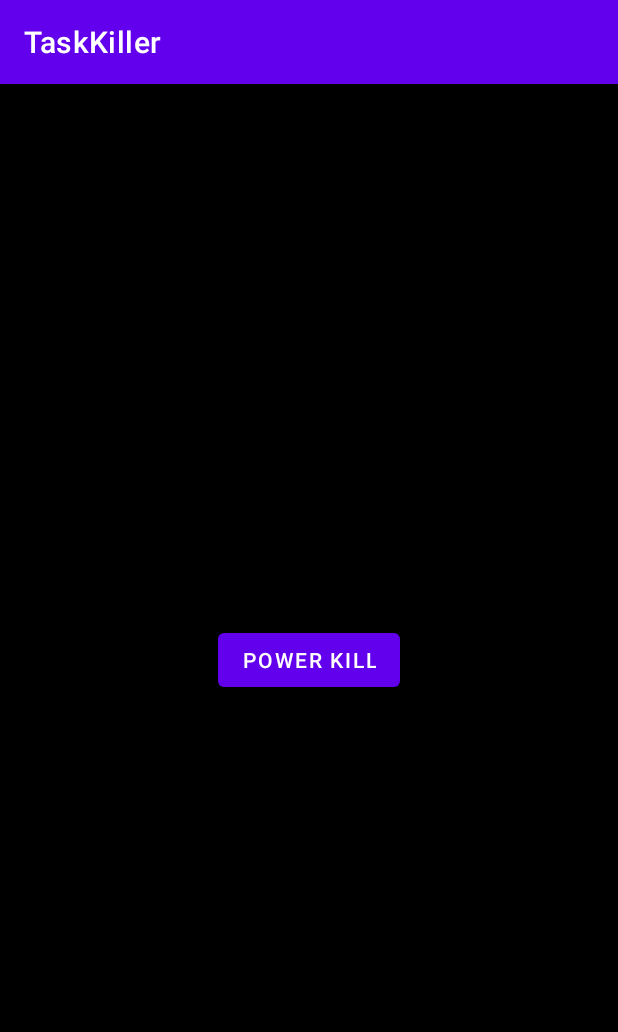
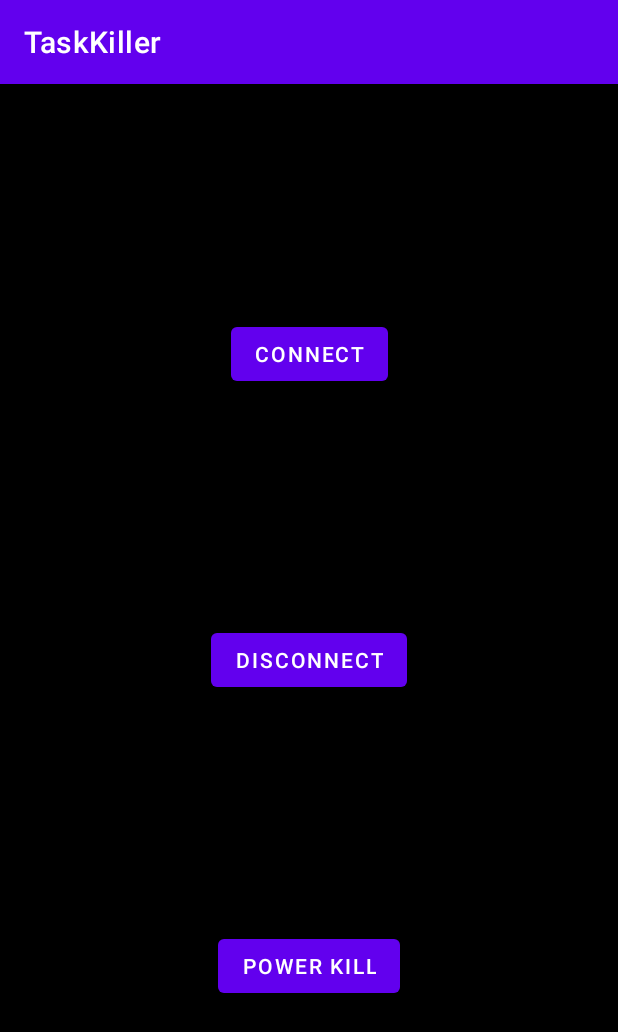
Before and after one commit to KOHTheCodeMaster/TaskKiller, an Android app: the screen it shows after launch (MainActivity), after a tap on "POWER KILL", on a phone screen of 412 x 824 dp. Shown: the top 1032 px of the screen. Run offline under Robolectric (Android 15) with nearby library versions, the phone set to English and light mode, and no system bars.

Commit message:
3rd Commit - Unstable
Signed-off-by: kohthecodemaster <kohthecodemaster@gmail.com>

```diff
--- a/app/build.gradle
+++ b/app/build.gradle
@@ -7,7 +7,7 @@ android {
 
     defaultConfig {
         applicationId "com.github.kohthecodemaster"
-        minSdk 31
+        minSdk 29
         targetSdk 32
         versionCode 1
         versionName "1.0"
--- a/app/src/main/java/com/github/kohthecodemaster/activity/MainActivity.java
+++ b/app/src/main/java/com/github/kohthecodemaster/activity/MainActivity.java
@@ -1,5 +1,6 @@
 package com.github.kohthecodemaster.activity;
 
+import android.content.DialogInterface;
 import android.content.Intent;
 import android.net.Uri;
 import android.os.Bundle;
@@ -11,10 +12,14 @@ import androidx.appcompat.app.AlertDialog;
 import androidx.appcompat.app.AppCompatActivity;
 
 import com.github.kohthecodemaster.R;
+import com.github.kohthecodemaster.misc.TKServiceBinder;
+import com.github.kohthecodemaster.misc.TaskKillerServiceConnection;
+import com.github.kohthecodemaster.pojo.TaskPojo;
+import com.github.kohthecodemaster.service.TaskKillerAccessibilityService;
 import com.github.kohthecodemaster.utils.PackageHelper;
 import com.github.kohthecodemaster.utils.PermissionHelper;
 
-import java.util.Arrays;
+import java.util.ArrayList;
 import java.util.List;
 
 public class MainActivity extends AppCompatActivity {
@@ -22,9 +27,13 @@ public class MainActivity extends AppCompatActivity {
     private static final String TAG = "L0G-MainActivity";
     private PermissionHelper permissionHelper;
     private PackageHelper packageHelper;
-    List<String> packagesToBeKilled;
+    private TaskKillerAccessibilityService taskKillerAccessibilityService;
+    private AlertDialog.Builder alertDialogBuilder;
+    private TaskKillerServiceConnection taskKillerServiceConnection;
+    public static TKServiceBinder tkServiceBinder;
 
-    AlertDialog.Builder builderAlertDialog;
+    List<TaskPojo> tasksToBeKilled;
+    private boolean isServiceActive;
 
     @Override
     protected void onCreate(Bundle savedInstanceState) {
@@ -47,23 +56,26 @@ public class MainActivity extends AppCompatActivity {
     protected void onResume() {
 
         super.onResume();
-        Log.v(TAG, "onResume: Begin.");
 
         //  Popup Permission Accessibility Required Dialog
-        if (!permissionHelper.isAccessibilityPermissionAvailable()) popupAlertDialog();
+        if (PermissionHelper.isAccessibilityPermissionNOTAvailable(getApplicationContext())) popupAlertDialog();
 
-        Log.v(TAG, "onResume: End.");
+
     }
 
     private void major() {
 
-        Log.v(TAG, "major: Begin.");
+//        Log.v(TAG, "major: Begin.");
 
         init();
 
+        //  Populate list of installed applications along with their Logo in UI
+
+        //  Power Kill Btn. will start Killing Apps that are selected by user
+
 //        List<PackageInfo> packageList = packageHelper.listAllPackages();
 
-        Log.v(TAG, "major: End.");
+//        Log.v(TAG, "major: End.");
 
     }
 
@@ -71,13 +83,54 @@ public class MainActivity extends AppCompatActivity {
      * Initialize instance members.
      */
     private void init() {
+
+//        Log.v(TAG, "init: Begin.");
+
         permissionHelper = new PermissionHelper(getApplicationContext());
         packageHelper = new PackageHelper(getApplicationContext());
-        builderAlertDialog = new AlertDialog.Builder(this);
-        packagesToBeKilled = Arrays.asList(
-                "com.google.android.youtube",
-                "com.google.android.apps.youtube.music"
-        );
+        taskKillerServiceConnection = new TaskKillerServiceConnection();
+//        taskKillerAccessibilityService = TaskKillerAccessibilityService.getServiceInstance();
+
+        initializeBuilderAlertDialog();
+        initializeTasksToBeKilledByDefault();
+        initializeTKServiceBinder();
+
+//        Log.v(TAG, "init: End.");
+
+    }
+
+    private void initializeTKServiceBinder() {
+        tkServiceBinder = service -> {
+            Log.d(TAG, "tkServiceBinder: Invoked.");
+//            MainActivity.this.taskKillerAccessibilityService = service;
+            this.taskKillerAccessibilityService = service;
+            this.isServiceActive = service != null;
+        };
+    }
+
+    private void initializeBuilderAlertDialog() {
+
+        //  Initialize Alert Dialog Builder
+        alertDialogBuilder = new AlertDialog.Builder(this);
+
+        alertDialogBuilder
+                .setMessage(R.string.dialog_message)
+                .setTitle(R.string.dialog_title)
+                .setCancelable(false)
+                .setPositiveButton("Allow", this::onAllowBtnDialogClick)
+                .setNegativeButton("Quit", this::onQuitBtnDialogClick);
+    }
+
+    private void initializeTasksToBeKilledByDefault() {
+
+        tasksToBeKilled = new ArrayList<>();
+
+        TaskPojo taskPojo = new TaskPojo("com.google.android.youtube");
+        tasksToBeKilled.add(taskPojo);
+
+        taskPojo = new TaskPojo("com.google.android.apps.youtube.music");
+        tasksToBeKilled.add(taskPojo);
+
     }
 
     /**
@@ -88,37 +141,47 @@ public class MainActivity extends AppCompatActivity {
      */
     private void popupAlertDialog() {
 
-        //  Initialize Alert Dialog Builder
-        builderAlertDialog
-                .setMessage(R.string.dialog_message)
-                .setTitle(R.string.dialog_title)
-                .setCancelable(false)
-                .setPositiveButton("Allow", (dialog, id) -> {
-//                    finish();
-                    Toast.makeText(getApplicationContext(), "Allow Accessibility Permission.", Toast.LENGTH_SHORT).show();
-                    permissionHelper.promptForAccessibilityPermission();
-                })
-                .setNegativeButton("Quit", (dialog, id) -> {
-                    //  Action for 'NO' Button
-                    dialog.cancel();
-//                    finish();
-                    Toast.makeText(getApplicationContext(), "Accessibility Permission Required!\n" +
-                            "Application Terminated..!!", Toast.LENGTH_LONG).show();
-                    Log.v(TAG, "onClick: Accessibility Permission Required!\tApplication Terminated..!!");
-                    MainActivity.this.finish();
-                });
-
-        AlertDialog alert = builderAlertDialog.create();
+        AlertDialog alert = alertDialogBuilder.create();
         alert.show();
     }
 
+
     public void onPowerKillBtnClickListener(View view) {
-        Log.v(TAG, "init: Power Kill Btn. Clicked.");
-        processPackagesToBeKilled(packagesToBeKilled);
+        Log.v(TAG, "onPowerKillBtnClickListener: Begin.");
+
+        /*
+            Steps to Kill Application:
+            Pass packagesToBeKilled list to TaskKillerService
+            Activate
+            1. Launch Application Settings Activity
+            2.
+         */
+
+        //  Activate Task Killer Service
+//        if (!isServiceActive) activateTaskKillerService();
+
+
+        //  Process package list selected by user
+        //        processPackagesToBeKilled(packagesToBeKilled);
+        tasksToBeKilled.forEach(taskPojo -> launchApplicationSettings(taskPojo.getPackageName()));
+
+//        unbindService(taskKillerServiceConnection);
+
+        Log.v(TAG, "onPowerKillBtnClickListener: End.");
+
+    }
+
+    private void activateTaskKillerService() {
+
+        Log.v(TAG, "activateTaskKillerService: Begin.");
+
+        Log.v(TAG, "activateTaskKillerService: taskKillerAccessibilityService: " + taskKillerAccessibilityService);
+
+        Log.v(TAG, "activateTaskKillerService: End.");
+
     }
 
     private void processPackagesToBeKilled(List<String> packageList) {
-        packageList.forEach(this::launchApplicationSettings);
     }
 
     /**
@@ -133,11 +196,56 @@ public class MainActivity extends AppCompatActivity {
         startActivity(intent);
     }
 
-    private void requestAccessibilityPermission() {
-        if (permissionHelper.isAccessibilityPermissionAvailable())
-            Log.v(TAG, "testAccessibilityPermission: Accessibility Permission Available.");
-        else popupAlertDialog();
+
+    public void onConnectBtnClickListener(View view) {
+        Log.v(TAG, "onConnectBtnClickListener: Begin.");
+
+//        this.isServiceActive = true;
+//        this.taskKillerAccessibilityService = TaskKillerAccessibilityService.getServiceInstance();
+        Log.v(TAG, "onConnectBtnClickListener: service - " + this.taskKillerAccessibilityService);
+
+        Intent intent = new Intent(this, TaskKillerAccessibilityService.class);
+        startService(intent);
+//        bindService(intent, taskKillerServiceConnection, BIND_AUTO_CREATE);
+//        taskKillerAccessibilityService.bindService(intent, taskKillerServiceConnection, BIND_AUTO_CREATE);
+
+        Log.v(TAG, "onConnectBtnClickListener: End.");
     }
 
+    public void onDisconnectBtnClickListener(View view) throws InterruptedException {
+        Log.v(TAG, "onDisconnectBtnClickListener: Begin.");
+
+//        this.isServiceActive = true;
+//        this.taskKillerAccessibilityService = TaskKillerAccessibilityService.getServiceInstance();
+
+        Log.v(TAG, "onDisconnectBtnClickListener: service - " + this.taskKillerAccessibilityService);
+
+        taskKillerAccessibilityService.stopSelf();
+//        stopService(new Intent(this, TaskKillerAccessibilityService.class));
+//        taskKillerAccessibilityService.stopService(new Intent(this, TaskKillerAccessibilityService.class));
+//        unbindService(taskKillerServiceConnection);
+
+        Thread.sleep(1000);
+
+//        Log.v(TAG, "onDisconnectBtnClickListener: service2 - " +
+//                TaskKillerAccessibilityService.tkServiceBinder.emitService());
+
+        Log.v(TAG, "onDisconnectBtnClickListener: End.");
+    }
+
+    private void onAllowBtnDialogClick(DialogInterface dialog, int id) {
+        Log.v(TAG, "Alert Dialog - setPositiveButton(): 'Allow' Btn. Clicked.");
+        Toast.makeText(getApplicationContext(), "Allow Accessibility Permission.", Toast.LENGTH_SHORT).show();
+        permissionHelper.promptForAccessibilityPermission();
+    }
+
+    private void onQuitBtnDialogClick(DialogInterface dialog, int id) {
+        String strMsg = "Accessibility Permission Required!\tApplication Terminated..!!";
+        Log.v(TAG, "Alert Dialog - setNegativeButton(): 'Quit' Btn. Clicked.\n" + strMsg);
+        Toast.makeText(getApplicationContext(), strMsg, Toast.LENGTH_LONG).show();
+
+        dialog.cancel();
+        MainActivity.this.finish();
+    }
 
 }
--- /dev/null
+++ b/app/src/main/java/com/github/kohthecodemaster/misc/TKServiceBinder.java
@@ -0,0 +1,10 @@
+package com.github.kohthecodemaster.misc;
+
+import com.github.kohthecodemaster.service.TaskKillerAccessibilityService;
+
+@FunctionalInterface
+public interface TKServiceBinder {
+
+    void emitService(TaskKillerAccessibilityService service);
+
+}
--- /dev/null
+++ b/app/src/main/java/com/github/kohthecodemaster/pojo/TaskPojo.java
@@ -0,0 +1,47 @@
+package com.github.kohthecodemaster.pojo;
+
+import androidx.annotation.NonNull;
+
+public class TaskPojo {
+
+    private String packageName;
+    private boolean isForceStopBtnClicked;
+    private boolean isOKBtnClicked;
+
+    public TaskPojo(String packageName) {
+        this.packageName = packageName;
+    }
+
+    @NonNull
+    @Override
+    public String toString() {
+        return "TaskPojo ->" +
+                "\npackageName - " + packageName +
+                "\nisForceStopBtnClicked - " + isForceStopBtnClicked +
+                "\nisOKBtnClicked - " + isOKBtnClicked;
+    }
+
+    public String getPackageName() {
+        return packageName;
+    }
+
+    public void setPackageName(String packageName) {
+        this.packageName = packageName;
+    }
+
+    public boolean isForceStopBtnClicked() {
+        return isForceStopBtnClicked;
+    }
+
+    public void setForceStopBtnClicked(boolean forceStopBtnClicked) {
+        isForceStopBtnClicked = forceStopBtnClicked;
+    }
+
+    public boolean isOKBtnClicked() {
+        return isOKBtnClicked;
+    }
+
+    public void setOKBtnClicked(boolean OKBtnClicked) {
+        isOKBtnClicked = OKBtnClicked;
+    }
+}
--- a/app/src/main/java/com/github/kohthecodemaster/utils/PackageHelper.java
+++ b/app/src/main/java/com/github/kohthecodemaster/utils/PackageHelper.java
@@ -6,7 +6,6 @@ import android.content.pm.PackageInfo;
 import android.content.pm.PackageManager;
 import android.util.Log;
 
-import java.util.Arrays;
 import java.util.List;
 
 public class PackageHelper {
@@ -22,6 +21,7 @@ public class PackageHelper {
         this.packageManager = context.getPackageManager();
     }
 
+/*
     public void demoAll() {
 
         listMyRunningAppProcesses();
@@ -36,8 +36,7 @@ public class PackageHelper {
         killBackgroundProcesses(packagesToBeKilled);
 
     }
-
-    //
+*/
 
     /**
      * Get the list of processes only for the current package.
--- a/app/src/main/java/com/github/kohthecodemaster/utils/PermissionHelper.java
+++ b/app/src/main/java/com/github/kohthecodemaster/utils/PermissionHelper.java
@@ -19,6 +19,29 @@ public class PermissionHelper {
      *
      * @return true when Accessibility Permission is available, Otherwise false.
      */
+    public static boolean isAccessibilityPermissionNOTAvailable(Context context) {
+
+        try {
+            int temp = Settings.Secure.getInt(
+                    context.getContentResolver(),
+                    Settings.Secure.ACCESSIBILITY_ENABLED
+            );
+
+            return temp != 1;   //  1 -> Accessibility Permission is enabled
+
+        } catch (Settings.SettingNotFoundException e) {
+            e.printStackTrace();
+            Log.e(TAG, "isAccessibilityPermissionAvailable: Error finding setting, default accessibility is not found: " + e.getMessage());
+            return false;
+        }
+    }
+
+    /**
+     * Check if the user has permitted the accessibility permission or not.
+     *
+     * @return true when Accessibility Permission is available, Otherwise false.
+     */
+    @Deprecated
     public boolean isAccessibilityPermissionAvailable() {
 
         try {
@@ -26,10 +49,6 @@ public class PermissionHelper {
                     context.getContentResolver(),
                     Settings.Secure.ACCESSIBILITY_ENABLED
             );
-            if (temp == 1)
-                Log.v(TAG, "isAccessibilityPermissionAvailable: Accessibility Permission Available.");
-            else
-                Log.v(TAG, "isAccessibilityPermissionAvailable: Accessibility Permission Required.");
             return temp == 1;
         } catch (Settings.SettingNotFoundException e) {
             e.printStackTrace();
--- a/app/src/main/res/layout/activity_main.xml
+++ b/app/src/main/res/layout/activity_main.xml
@@ -8,6 +8,30 @@
     tools:context=".activity.MainActivity">
 
     <Button
+        android:id="@+id/idConnectServiceBtn"
+        android:layout_width="wrap_content"
+        android:layout_height="wrap_content"
+        android:text="Connect"
+        android:textColor="@color/white"
+        app:layout_constraintBottom_toTopOf="@id/idDisconnectServiceBtn"
+        app:layout_constraintEnd_toEndOf="parent"
+        app:layout_constraintStart_toStartOf="parent"
+        app:layout_constraintTop_toTopOf="parent"
+        android:onClick="onConnectBtnClickListener"
+        tools:ignore="HardcodedText" />
+    <Button
+        android:id="@+id/idDisconnectServiceBtn"
+        android:layout_width="wrap_content"
+        android:layout_height="wrap_content"
+        android:text="Disconnect"
+        android:textColor="@color/white"
+        app:layout_constraintBottom_toTopOf="@id/idPowerKillBtn"
+        app:layout_constraintEnd_toEndOf="parent"
+        app:layout_constraintStart_toStartOf="parent"
+        app:layout_constraintTop_toBottomOf="@id/idConnectServiceBtn"
+        android:onClick="onDisconnectBtnClickListener"
+        tools:ignore="HardcodedText" />
+    <Button
         android:id="@+id/idPowerKillBtn"
         android:layout_width="wrap_content"
         android:layout_height="wrap_content"
@@ -16,7 +40,7 @@
         app:layout_constraintBottom_toBottomOf="parent"
         app:layout_constraintEnd_toEndOf="parent"
         app:layout_constraintStart_toStartOf="parent"
-        app:layout_constraintTop_toTopOf="parent"
+        app:layout_constraintTop_toBottomOf="@id/idDisconnectServiceBtn"
         android:onClick="onPowerKillBtnClickListener"
         tools:ignore="HardcodedText" />
 
```
Also changed, not shown: app/src/main/java/com/github/kohthecodemaster/misc/TaskKillerServiceConnection.java (added, +97 -0 lines), app/src/main/java/com/github/kohthecodemaster/service/TaskKillerAccessibilityService.java (+87 -26 lines).
